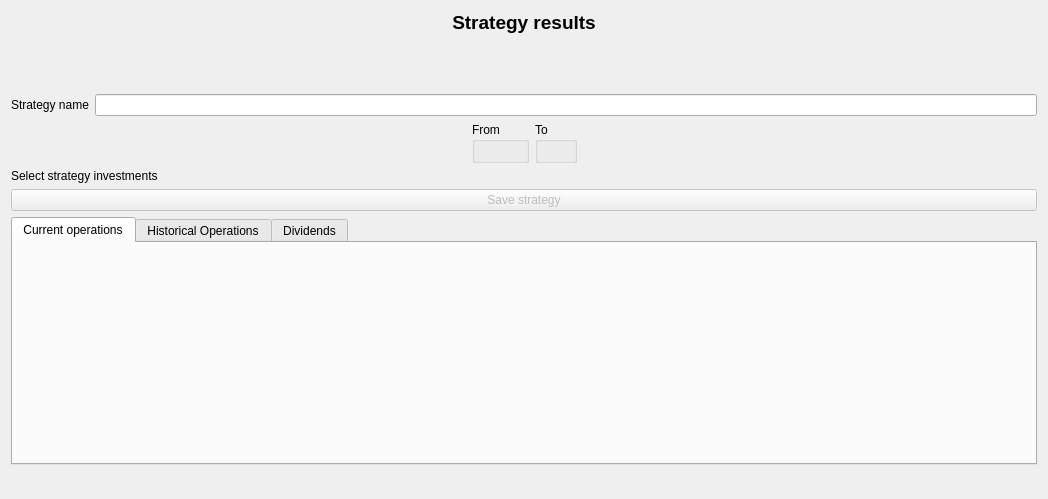
Old version of the form xulpymoney/ui/wdgStrategyResultsAdd.ui in the repository turulomio/xulpymoney.
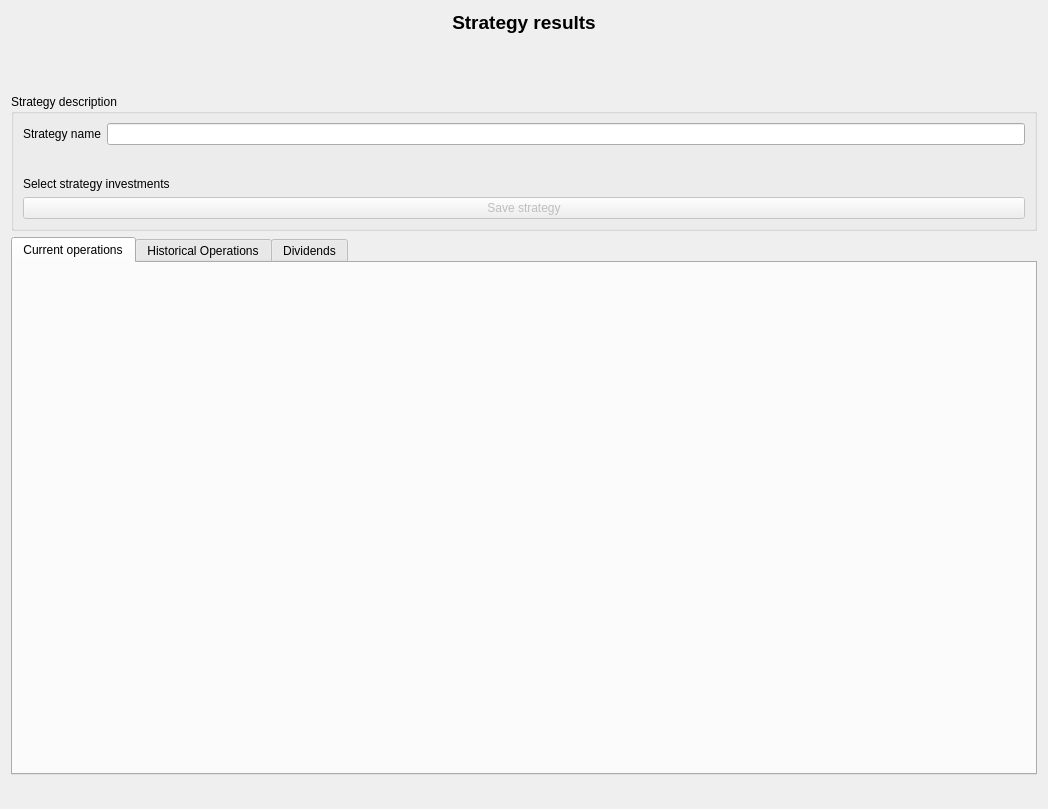
New version of the form. Icons and pictures are not drawn. Custom widgets are drawn as their Qt base class.

Commit message: Improved user interface. Save button is now activated changed investment selection and strategy end datetime

What changed in the file:
```diff
--- a/xulpymoney/ui/wdgStrategyResultsAdd.ui
+++ b/xulpymoney/ui/wdgStrategyResultsAdd.ui
@@ -7,15 +7,15 @@
     <x>0</x>
     <y>0</y>
     <width>1048</width>
-    <height>499</height>
+    <height>809</height>
    </rect>
   </property>
   <property name="windowTitle">
    <string>Form</string>
   </property>
-  <layout class="QVBoxLayout" name="verticalLayout_3">
+  <layout class="QHBoxLayout" name="horizontalLayout_9">
    <item>
-    <layout class="QVBoxLayout" name="verticalLayout">
+    <layout class="QVBoxLayout" name="verticalLayout_2">
      <item>
       <widget class="QLabel" name="lblTitulo">
        <property name="font">
@@ -95,6 +95,14 @@
       </layout>
      </item>
      <item>
+      <widget class="QGroupBox" name="groupBox">
+       <property name="title">
+        <string>Strategy description</string>
+       </property>
+       <layout class="QHBoxLayout" name="horizontalLayout">
+        <item>
+         <layout class="QVBoxLayout" name="verticalLayout">
+          <item>
       <layout class="QHBoxLayout" name="horizontalLayout_5">
        <item>
         <widget class="QLabel" name="label">
@@ -124,29 +132,11 @@
         </spacer>
        </item>
        <item>
-        <widget class="QGroupBox" name="groupBox">
-         <property name="title">
-          <string>From</string>
-         </property>
-         <layout class="QVBoxLayout" name="verticalLayout_2">
-          <item>
            <widget class="wdgDatetime" name="wdgDtFrom" native="true"/>
           </item>
-         </layout>
-        </widget>
-       </item>
-       <item>
-        <widget class="QGroupBox" name="groupBox_2">
-         <property name="title">
-          <string>To</string>
-         </property>
-         <layout class="QHBoxLayout" name="horizontalLayout">
           <item>
            <widget class="wdgDatetime" name="wdgDtTo" native="true"/>
           </item>
-         </layout>
-        </widget>
-       </item>
        <item>
         <spacer name="horizontalSpacer_4">
          <property name="orientation">
@@ -188,6 +178,11 @@
         <iconset resource="../images/xulpymoney.qrc">
          <normaloff>:/xulpymoney/save.png</normaloff>:/xulpymoney/save.png</iconset>
        </property>
+           </widget>
+          </item>
+         </layout>
+        </item>
+       </layout>
       </widget>
      </item>
      <item>
```
Lines whose indentation alone changed are shown as unchanged. The commit also changes 63 other files.
